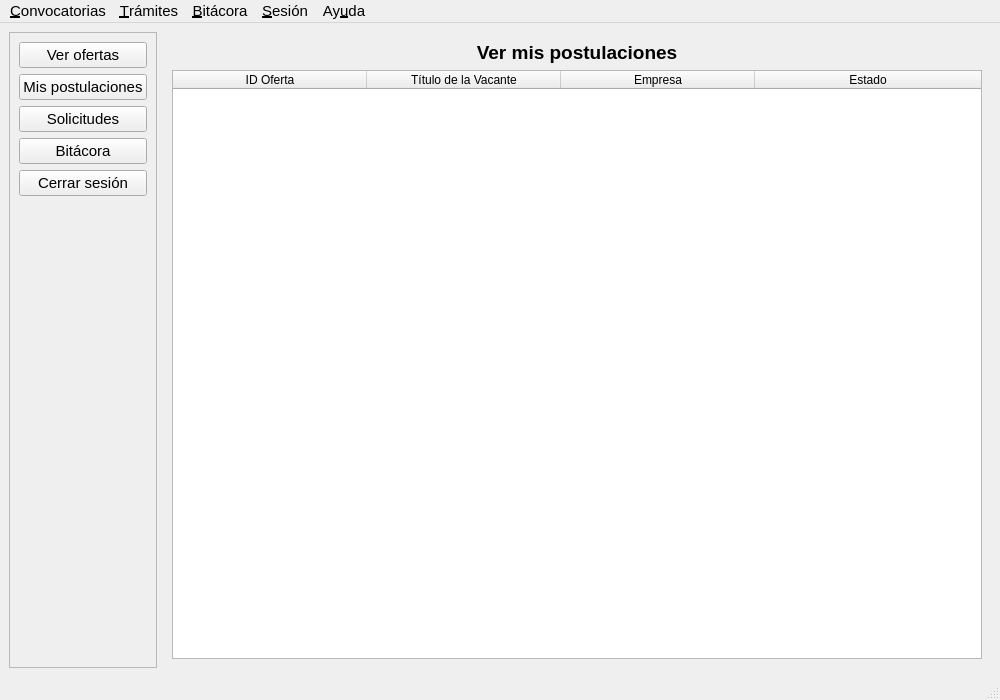
LeonardoByte/ucuenca-practicas-preprofesionales-py, file src/views/ui/main_window_estudiante.ui: the form before one commit.
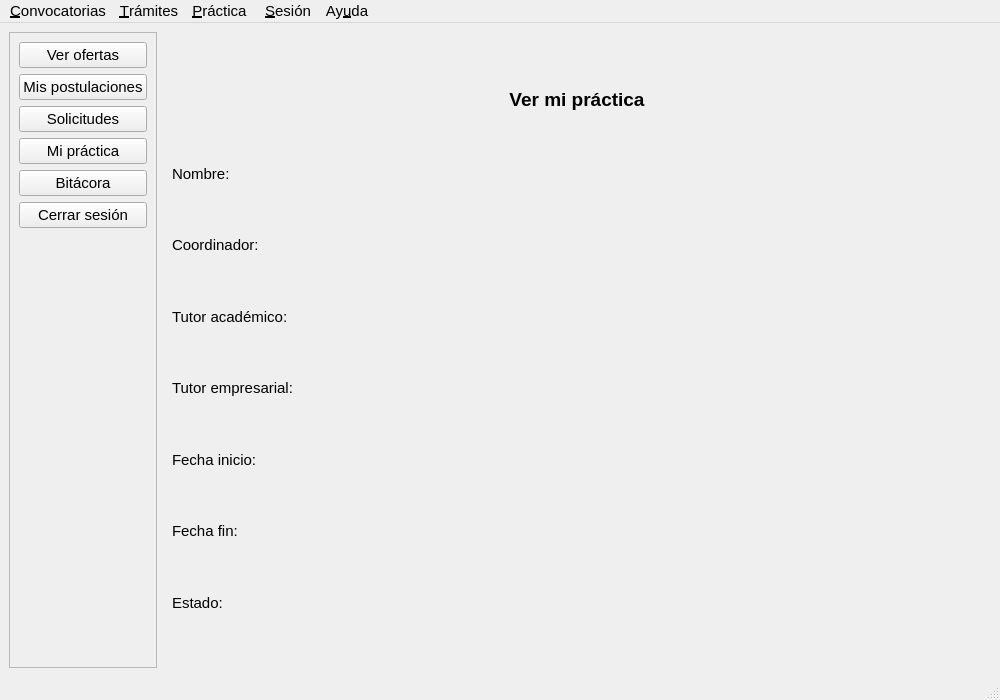
The form after the commit. The open tabs and pages were chosen to show the change.

What changed in the file:
```diff
--- a/src/views/ui/main_window_estudiante.ui
+++ b/src/views/ui/main_window_estudiante.ui
@@ -50,6 +50,13 @@
          </property>
         </widget>
        </item>
+       <item>
+        <widget class="QPushButton" name="pushButton">
+         <property name="text">
+          <string>Mi práctica</string>
+         </property>
+        </widget>
+       </item>
        <item>
         <widget class="QPushButton" name="btnNavBitacora">
          <property name="text">
@@ -332,8 +339,19 @@
           </property>
          </spacer>
         </item>
-        <item row="0" column="0" colspan="3">
-         <spacer name="verticalSpacer_3">
+       </layout>
+      </widget>
+      <widget class="QWidget" name="page_5">
+       <layout class="QGridLayout" name="gridLayout_5">
+        <item row="5" column="1">
+         <widget class="QLabel" name="lbPracticaCoordinador">
+          <property name="text">
+           <string/>
+          </property>
+         </widget>
+        </item>
+        <item row="6" column="0" colspan="2">
+         <spacer name="verticalSpacer_10">
           <property name="orientation">
            <enum>Qt::Vertical</enum>
           </property>
@@ -345,6 +363,219 @@
           </property>
          </spacer>
         </item>
+        <item row="8" column="0" colspan="2">
+         <spacer name="verticalSpacer_11">
+          <property name="orientation">
+           <enum>Qt::Vertical</enum>
+          </property>
+          <property name="sizeHint" stdset="0">
+           <size>
+            <width>20</width>
+            <height>40</height>
+           </size>
+          </property>
+         </spacer>
+        </item>
+        <item row="10" column="0" colspan="2">
+         <spacer name="verticalSpacer_12">
+          <property name="orientation">
+           <enum>Qt::Vertical</enum>
+          </property>
+          <property name="sizeHint" stdset="0">
+           <size>
+            <width>20</width>
+            <height>40</height>
+           </size>
+          </property>
+         </spacer>
+        </item>
+        <item row="3" column="1">
+         <widget class="QLabel" name="lbPracticanombre">
+          <property name="text">
+           <string/>
+          </property>
+         </widget>
+        </item>
+        <item row="14" column="0" colspan="2">
+         <spacer name="verticalSpacer_14">
+          <property name="orientation">
+           <enum>Qt::Vertical</enum>
+          </property>
+          <property name="sizeHint" stdset="0">
+           <size>
+            <width>20</width>
+            <height>40</height>
+           </size>
+          </property>
+         </spacer>
+        </item>
+        <item row="12" column="0" colspan="2">
+         <spacer name="verticalSpacer_13">
+          <property name="orientation">
+           <enum>Qt::Vertical</enum>
+          </property>
+          <property name="sizeHint" stdset="0">
+           <size>
+            <width>20</width>
+            <height>40</height>
+           </size>
+          </property>
+         </spacer>
+        </item>
+        <item row="7" column="1">
+         <widget class="QLabel" name="lbPracticaTutorAcad">
+          <property name="text">
+           <string/>
+          </property>
+         </widget>
+        </item>
+        <item row="5" column="0">
+         <widget class="QLabel" name="label_11">
+          <property name="text">
+           <string>Coordinador:</string>
+          </property>
+         </widget>
+        </item>
+        <item row="3" column="0">
+         <widget class="QLabel" name="label_10">
+          <property name="text">
+           <string>Nombre:</string>
+          </property>
+         </widget>
+        </item>
+        <item row="1" column="0" colspan="3">
+         <widget class="QLabel" name="label_9">
+          <property name="font">
+           <font>
+            <family>Segoe UI</family>
+            <pointsize>14</pointsize>
+            <weight>75</weight>
+            <bold>true</bold>
+           </font>
+          </property>
+          <property name="text">
+           <string>Ver mi práctica</string>
+          </property>
+          <property name="alignment">
+           <set>Qt::AlignCenter</set>
+          </property>
+         </widget>
+        </item>
+        <item row="15" column="0">
+         <widget class="QLabel" name="label_16">
+          <property name="text">
+           <string>Estado:</string>
+          </property>
+         </widget>
+        </item>
+        <item row="7" column="0">
+         <widget class="QLabel" name="label_12">
+          <property name="text">
+           <string>Tutor académico:</string>
+          </property>
+         </widget>
+        </item>
+        <item row="0" column="0" colspan="2">
+         <spacer name="verticalSpacer_7">
+          <property name="orientation">
+           <enum>Qt::Vertical</enum>
+          </property>
+          <property name="sizeHint" stdset="0">
+           <size>
+            <width>20</width>
+            <height>40</height>
+           </size>
+          </property>
+         </spacer>
+        </item>
+        <item row="9" column="0">
+         <widget class="QLabel" name="label_13">
+          <property name="text">
+           <string>Tutor empresarial:</string>
+          </property>
+         </widget>
+        </item>
+        <item row="13" column="0">
+         <widget class="QLabel" name="label_15">
+          <property name="text">
+           <string>Fecha fin:</string>
+          </property>
+         </widget>
+        </item>
+        <item row="11" column="0">
+         <widget class="QLabel" name="label_14">
+          <property name="text">
+           <string>Fecha inicio:</string>
+          </property>
+         </widget>
+        </item>
+        <item row="2" column="0" colspan="2">
+         <spacer name="verticalSpacer_6">
+          <property name="orientation">
+           <enum>Qt::Vertical</enum>
+          </property>
+          <property name="sizeHint" stdset="0">
+           <size>
+            <width>20</width>
+            <height>40</height>
+           </size>
+          </property>
+         </spacer>
+        </item>
+        <item row="16" column="0" colspan="2">
+         <spacer name="verticalSpacer_8">
+          <property name="orientation">
+           <enum>Qt::Vertical</enum>
+          </property>
+          <property name="sizeHint" stdset="0">
+           <size>
+            <width>20</width>
+            <height>40</height>
+           </size>
+          </property>
+         </spacer>
+        </item>
+        <item row="4" column="0" colspan="2">
+         <spacer name="verticalSpacer_9">
+          <property name="orientation">
+           <enum>Qt::Vertical</enum>
+          </property>
+          <property name="sizeHint" stdset="0">
+           <size>
+            <width>20</width>
+            <height>40</height>
+           </size>
+          </property>
+         </spacer>
+        </item>
+        <item row="11" column="1">
+         <widget class="QLabel" name="lbPracticaFechaIni">
+          <property name="text">
+           <string/>
+          </property>
+         </widget>
+        </item>
+        <item row="9" column="1">
+         <widget class="QLabel" name="lbPracticaTutorEmpr">
+          <property name="text">
+           <string/>
+          </property>
+         </widget>
+        </item>
+        <item row="13" column="1">
+         <widget class="QLabel" name="lbPracticaFechaFin">
+          <property name="text">
+           <string/>
+          </property>
+         </widget>
+        </item>
+        <item row="15" column="1">
+         <widget class="QLabel" name="lbPracticaEstado">
+          <property name="text">
+           <string/>
+          </property>
+         </widget>
+        </item>
        </layout>
       </widget>
       <widget class="QWidget" name="page_3">
@@ -434,7 +665,7 @@
      <x>0</x>
      <y>0</y>
      <width>1000</width>
-     <height>31</height>
+     <height>26</height>
     </rect>
    </property>
    <widget class="QMenu" name="menu_Convocatorias">
@@ -452,7 +683,7 @@
    </widget>
    <widget class="QMenu" name="menu_Bit_cora">
     <property name="title">
-     <string>&amp;Bitácora</string>
+     <string>&amp;Práctica </string>
     </property>
     <addaction name="actVerActividades"/>
     <addaction name="actRegistrarActividad"/>
```
Left out of the diff: 69 changed lines with no effect on the pictures.
